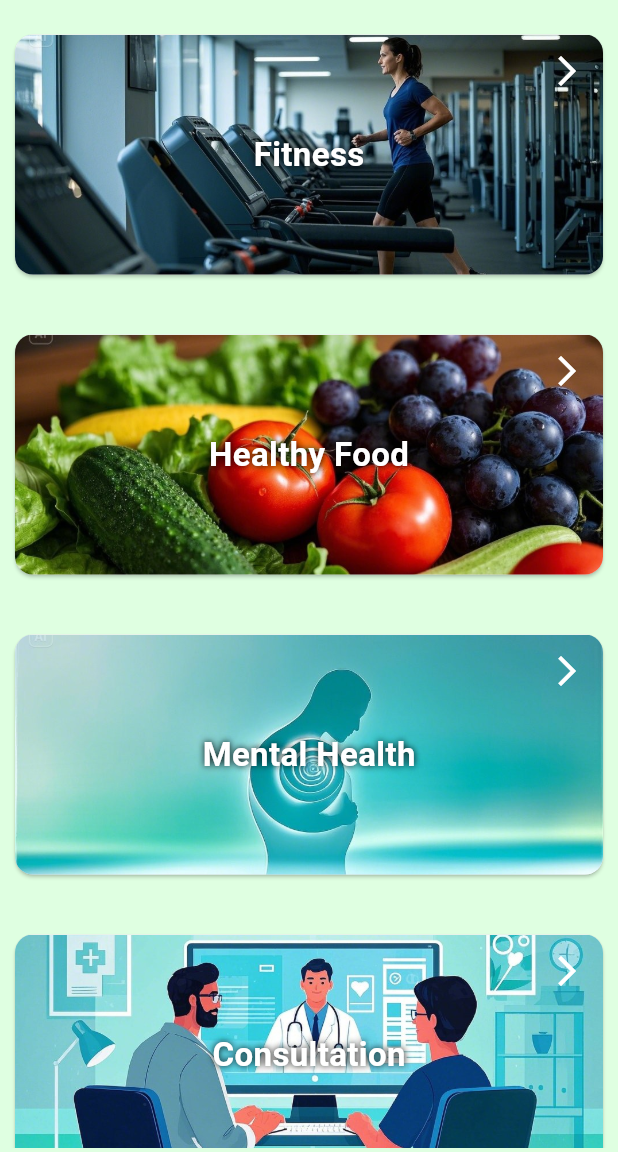
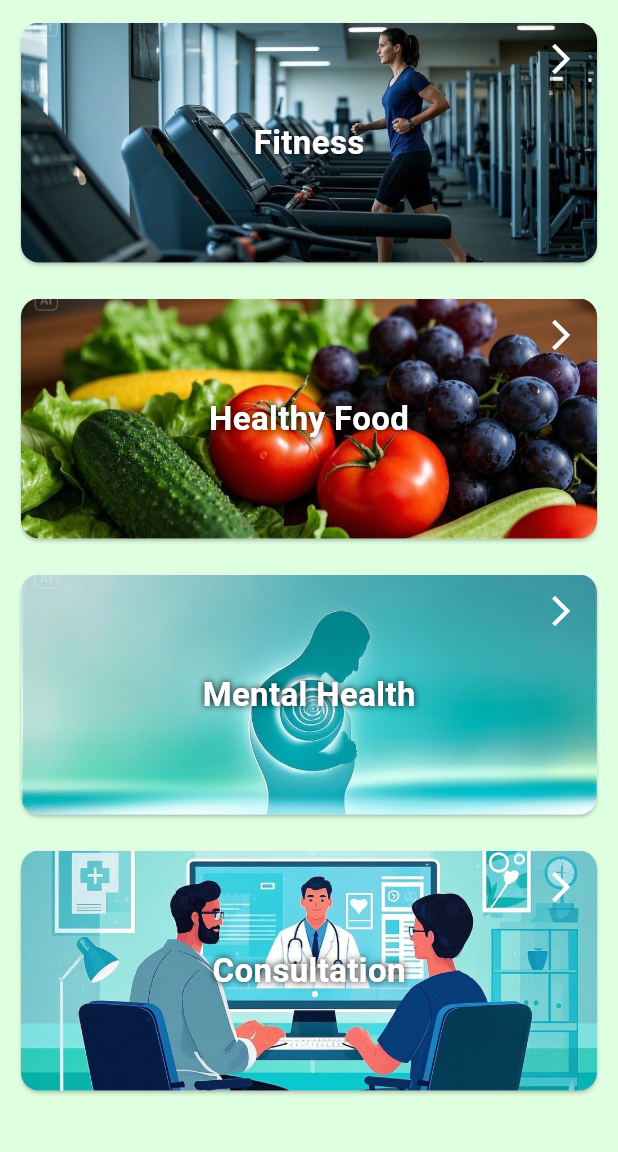
Before and after one commit to Juv-andrew/groupie, a Flutter app: the MainMenuPage screen opened directly, on a phone screen of 412 x 824 dp, the part 84-1236 px from its top. Run offline on Flutter 3.47's test engine with Material 3 defaults, Android fonts, the phone set to English and light mode, and no system bars; our stand-ins replace share_plus, shared_preferences, smooth_page_indicator; accounts and stored records are empty.

Commit message:
main_page.dart

```diff
--- a/lib/main_page.dart
+++ b/lib/main_page.dart
@@ -220,7 +220,7 @@ class _MainMenuPageState extends State<MainMenuPage> {
   Widget _buildMenuCard(String title, String imagePath, {VoidCallback? onTap}) {
     return Container(
       width: double.infinity,
-      margin: const EdgeInsets.symmetric(vertical: 16, horizontal: 0),
+      margin: const EdgeInsets.symmetric(vertical: 8, horizontal: 4),
       child: GestureDetector(
         onTap: onTap,
         child: Card(
```
